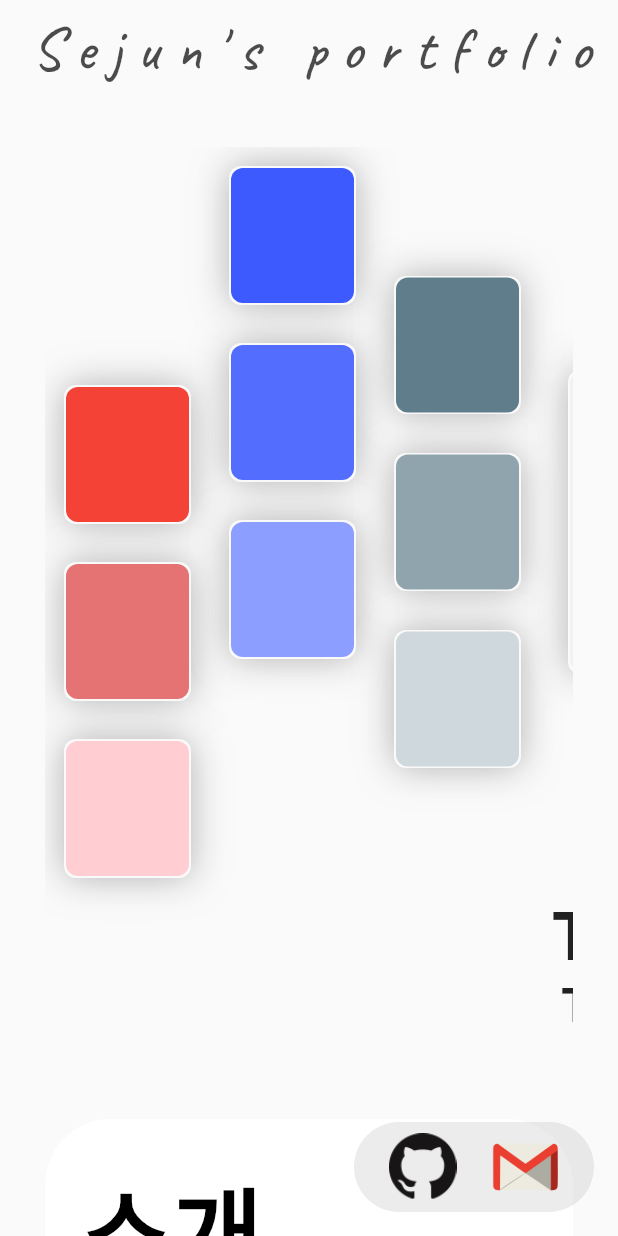
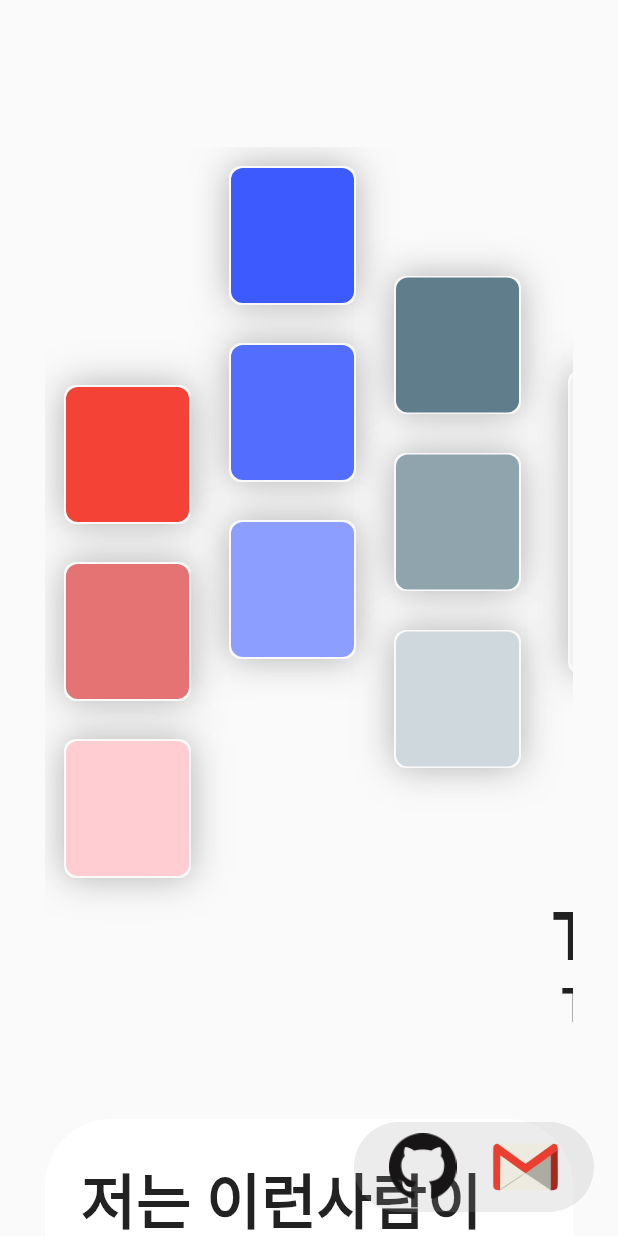
Before and after one commit to sejun2/sejun_pf, a Flutter app: the screen it shows after launch, on a phone screen of 412 x 824 dp. Run offline on Flutter 3.47's test engine with Material 2 defaults, Android fonts, the phone set to English and light mode, and no system bars; our stand-ins replace get, google_fonts; missing offline and left inert: proste_indexed_stack; network calls fail.

Commit message:
Feat: appbar animation worked

```diff
--- a/lib/controllers/main_page_controller.dart
+++ b/lib/controllers/main_page_controller.dart
@@ -20,8 +20,21 @@ class MainPageController extends GetxController
 
     _introductionIndex.value = index;
   }
+  getIntroductionIndex() => _introductionIndex.value;
 
-  getIntroductionIndex() => _introductionIndex.value;
+  final _appBarTitleAlignment = Alignment.center.obs;
+  getAppBarTitleAlignment() => _appBarTitleAlignment.value;
+
+  final _appBarOpacity = 0.0.obs;
+  getAppBarOpacity() => _appBarOpacity.value;
+
+  getMainBannerTitleOpacity(){
+    if(getAppBarOpacity() == 1.0){
+      return 0.0;
+    }else{
+      return 1.0;
+    }
+  }
 
   @override
   void onInit() {
@@ -31,8 +44,10 @@ class MainPageController extends GetxController
               ScrollDirection.forward &&
           _contentScrollViewController.position.pixels <= 0.0) {
         _isContentScrollViewTop.value = true;
+        _appBarOpacity.value = 0.0;
       } else {
         _isContentScrollViewTop.value = false;
+        _appBarOpacity.value = 1.0;
       }
     });
     super.onInit();
--- a/lib/pages/main_page.dart
+++ b/lib/pages/main_page.dart
@@ -147,16 +147,16 @@ class MainPage extends GetView<MainPageController> {
                         children: [
                           Align(
                             child: Text(
-                              '소개',
-                              style: GoogleFonts.ibmPlexSansKr(
-                                  fontSize: 66,
-                                  color: Colors.black,
+                              '저는 이런사람이에요.',
+                              style: GoogleFonts.nanumGothic(
+                                  fontSize: 40,
+                                  color: Colors.black87,
                                   fontWeight: FontWeight.bold),
                             ),
-                            alignment: Alignment.centerLeft,
+                            alignment: Alignment.centerRight,
                           ),
                           SizedBox(
-                            height: 60,
+                            height: 50,
                           ),
                           Container(
                             width: 450,
@@ -164,8 +164,8 @@ class MainPage extends GetView<MainPageController> {
                             decoration: ShapeDecoration(
                                 shape: StadiumBorder(),
                                 color: Colors.grey.withOpacity(0.1)),
-                            child: LayoutBuilder(
-                              builder: (context, constraints) {
+                            child:
+                                LayoutBuilder(builder: (context, constraints) {
                               return Obx(
                                 () => Stack(children: [
                                   AnimatedContainer(
@@ -179,7 +179,7 @@ class MainPage extends GetView<MainPageController> {
                                     duration: Duration(milliseconds: 300),
                                     transform: Matrix4.translationValues(
                                         (controller.getIntroductionIndex()) *
-                                              constraints.maxWidth/
+                                            constraints.maxWidth /
                                             3,
                                         0,
                                         0),
@@ -259,8 +259,7 @@ class MainPage extends GetView<MainPageController> {
                                   ),
                                 ]),
                               );
-                              }
-                            ),
+                            }),
                           ),
                           Obx(
                             () => ProsteIndexedStack(
@@ -308,17 +307,17 @@ class MainPage extends GetView<MainPageController> {
                       mainAxisAlignment: MainAxisAlignment.spaceEvenly,
                       children: [
                         Text(
-                          '프로젝트',
-                          style: GoogleFonts.ibmPlexSansKr(
-                              fontSize: 66,
-                              color: Colors.black,
+                          '저의 프로젝트를 소개합니다',
+                          style: GoogleFonts.nanumGothic(
+                              fontSize: 40,
+                              color: Colors.black87,
                               fontWeight: FontWeight.bold),
                         ),
                         SizedBox(
                           width: constraints.maxWidth,
                           height: 600,
                           child: ListView(
-                            itemExtent: 600,
+                            itemExtent: 450,
                             padding: EdgeInsets.only(left: 40, right: 40),
                             scrollDirection: Axis.horizontal,
                             children: [
@@ -361,19 +360,17 @@ class MainPage extends GetView<MainPageController> {
       backgroundColor: Colors.transparent,
       elevation: 0,
       centerTitle: true,
-      title: LayoutBuilder(
-        builder: (context, constraints) {
-          return Row(
-            mainAxisAlignment: MainAxisAlignment.center,
-            children: [
-              Text('Sejun\'s portfolio',
+      title: Obx(
+          () =>  AnimatedOpacity(
+          duration: Duration(milliseconds: 300),
+          curve: Curves.fastOutSlowIn,
+          opacity: controller.getAppBarOpacity(),
+          child: Text('Sejun\'s portfolio',
               style: GoogleFonts.caveat(
                   letterSpacing: 10,
-                      fontSize: 40,
+                  fontSize: 30,
                   color: Colors.black.withOpacity(0.7))),
-            ],
-          );
-        }
+        ),
       ),
     );
   }
--- a/lib/widgets/sejun_banner_card.dart
+++ b/lib/widgets/sejun_banner_card.dart
@@ -1,4 +1,7 @@
 import 'package:flutter/material.dart';
+import 'package:get/get.dart';
+import 'package:google_fonts/google_fonts.dart';
+import 'package:sejun_portf/controllers/main_page_controller.dart';
 
 class SejunBannerCard extends StatefulWidget {
   const SejunBannerCard({Key? key}) : super(key: key);
@@ -13,7 +16,8 @@ class _SejunBannerCardState extends State<SejunBannerCard>
   late Animation _colorFilterAnimation;
 
   initAnimationResources() {
-    _colorFilterAnimationController = AnimationController(vsync: this, duration: Duration(milliseconds: 2800));
+    _colorFilterAnimationController = AnimationController(
+        vsync: this, duration: Duration(milliseconds: 2800));
     _colorFilterAnimation = ColorTween(begin: Colors.black12, end: Colors.white)
         .animate(CurvedAnimation(
       parent: _colorFilterAnimationController,
@@ -33,7 +37,6 @@ class _SejunBannerCardState extends State<SejunBannerCard>
 
   @override
   Widget build(BuildContext context) {
-
     _colorFilterAnimationController.forward();
 
     return Align(
@@ -112,8 +115,18 @@ class _SejunBannerCardState extends State<SejunBannerCard>
                             height: cardHeight,
                             child: Column(
                               mainAxisAlignment: MainAxisAlignment.center,
+                              crossAxisAlignment: CrossAxisAlignment.center,
                               children: [
-                                buildCard(centerCardSize, centerCardSize),
+                                buildCard(centerCardSize, centerCardSize,
+                                    widget: Obx(() => AnimatedOpacity(
+                                        opacity: Get.find<MainPageController>()
+                                            .getMainBannerTitleOpacity(),
+                                        child: Text('Sejun\'s\nportfolio',
+                                          style: GoogleFonts.caveat(
+                                              letterSpacing: 10,
+                                              fontSize: 20,
+                                              color: Colors.black.withOpacity(0.7))),
+                                        duration: Duration(milliseconds: 340)))),
                               ],
                             ),
                           ),
@@ -211,7 +224,7 @@ class _SejunBannerCardState extends State<SejunBannerCard>
         width: width,
         height: height,
         child: Container(
-          alignment: Alignment.bottomCenter,
+          alignment: Alignment.center,
           decoration: BoxDecoration(
             color: color ?? Colors.grey.withOpacity(0.1),
             boxShadow: [
--- a/lib/widgets/sejun_proejct_card.dart
+++ b/lib/widgets/sejun_proejct_card.dart
@@ -75,8 +75,8 @@ class _SejunProjectCardState extends State<SejunProjectCard>
                                 ],
                                 radius: _animationController.value,
                                 center: Alignment.bottomLeft)),
-                        height: 500,
-                        width: 500,
+                        height: 480,
+                        width: 400,
                       );
                     }),
                 Positioned(
```
Lines whose indentation alone changed are shown as unchanged.
